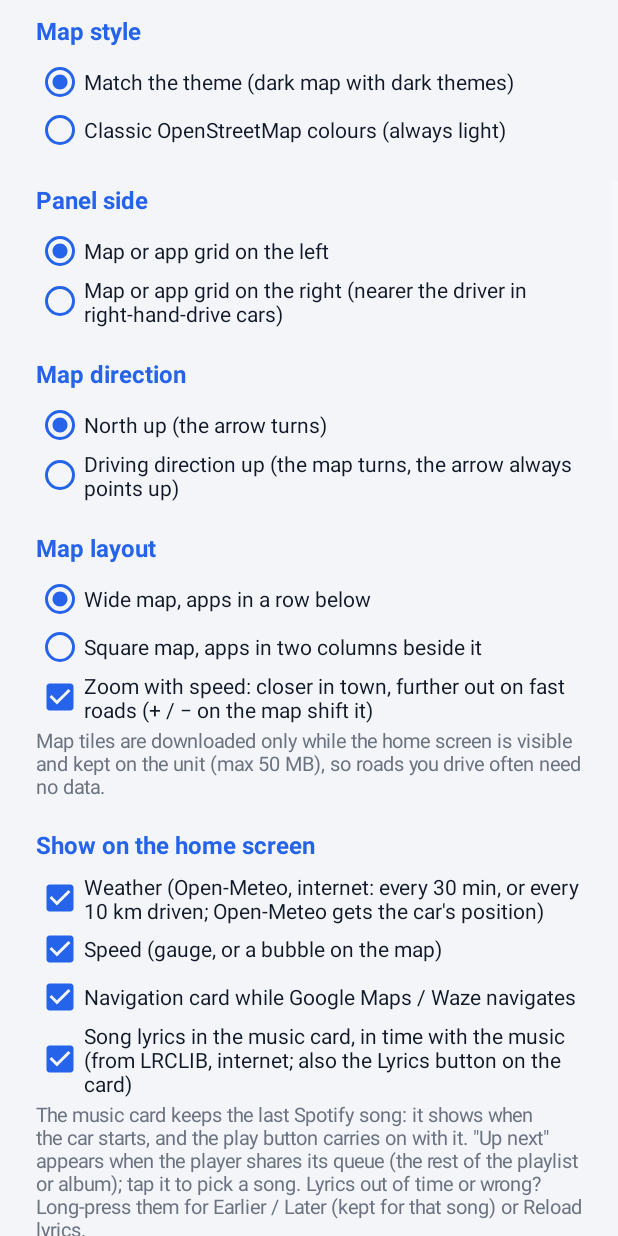
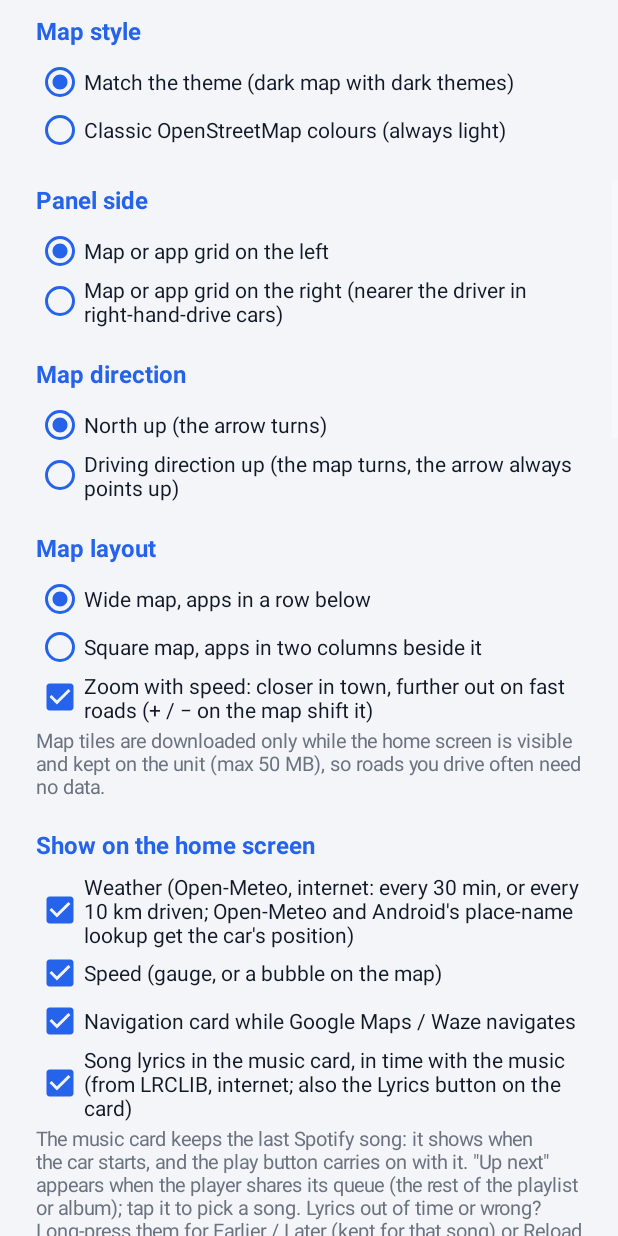
Before and after one commit to mzalmuzakki/CarLauncherAndroid, an Android app: the screen it shows after launch (SettingsActivity), scrolled down 576 dp, on a phone screen of 412 x 824 dp. Run offline under Robolectric (Android 15) with nearby library versions, the phone set to English and light mode, and no system bars.

Commit message:
2.11: accurate weather comment and texts (Android's place-name lookup too), rough fixes skipped for prayer times
Co-Authored-By: Claude Opus 5.5 <noreply@anthropic.com>
Claude-Session: https://claude.ai/code/session_01KZcGbDpBRzVDj4V3sukD8N

```diff
--- a/launcher/app/src/main/java/com/orcahome/MainActivity.java
+++ b/launcher/app/src/main/java/com/orcahome/MainActivity.java
@@ -1665,7 +1665,7 @@ public class MainActivity extends Activity implements NavState.Listener {
 
     /** 10 km or more from where the prayer times shown were worked out: again for here. */
     private void checkPrayerPlace(Location l) {
-        if (!prefs.showPrayer() || Double.isNaN(prayerLat)) return;
+        if (!prefs.showPrayer() || Double.isNaN(prayerLat) || !l.hasAccuracy() || l.getAccuracy() > 100) return;
         float[] d = new float[1];
         Location.distanceBetween(prayerLat, prayerLon, l.getLatitude(), l.getLongitude(), d);
         if (d[0] < 10_000) return;
--- a/launcher/app/src/main/java/com/orcahome/SettingsActivity.java
+++ b/launcher/app/src/main/java/com/orcahome/SettingsActivity.java
@@ -150,7 +150,7 @@ public class SettingsActivity extends Activity {
         col.addView(mapNote);
 
         header(col, "Show on the home screen");
-        check(col, "Weather (Open-Meteo, internet: every 30 min, or every 10 km driven; Open-Meteo gets the car's position)", prefs.showWeather(), prefs::setShowWeather);
+        check(col, "Weather (Open-Meteo, internet: every 30 min, or every 10 km driven; Open-Meteo and Android's place-name lookup get the car's position)", prefs.showWeather(), prefs::setShowWeather);
         check(col, "Speed (gauge, or a bubble on the map)", prefs.showGauge(), prefs::setShowGauge);
         check(col, "Navigation card while Google Maps / Waze navigates", prefs.showNavCard(), prefs::setShowNavCard);
         check(col, "Song lyrics in the music card, in time with the music (from LRCLIB, internet; also the Lyrics button on the card)",
--- a/launcher/app/src/main/java/com/orcahome/Weather.java
+++ b/launcher/app/src/main/java/com/orcahome/Weather.java
@@ -45,7 +45,8 @@ final class Weather {
     static void refreshIfStale(Context ctx, Prefs prefs, Location here, Runnable done) {
         long now = System.currentTimeMillis();
         if (running || now - lastTry < RETRY_MS) return;
-        // A rough fix (or one without accuracy) neither triggers nor places the weather.
+        // A rough fix (or one without accuracy) doesn't trigger the 10 km rule. Once the weather
+        // is 30 minutes old it is fetched anyway, for the newest position, which can be that fix.
         if (here != null && (!here.hasAccuracy() || here.getAccuracy() > 100)) here = null;
         if (now - prefs.weatherTime() < MAX_AGE_MS) {
             if (here == null) return;
```
Also changed, not shown: 2 other files.
